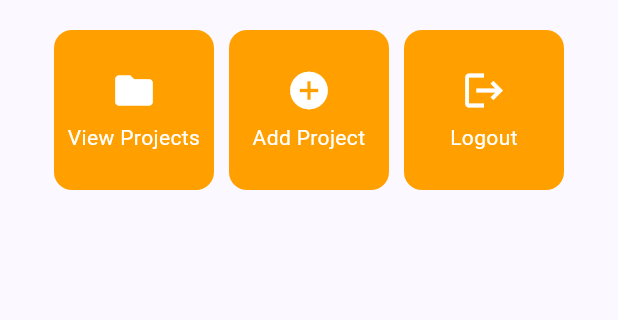
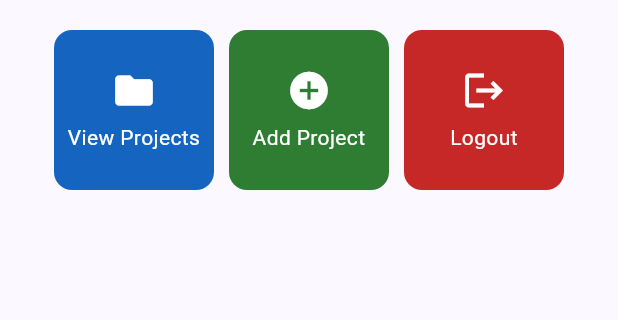
Before and after one commit to Adriannathan89/myportofolio_mobile, a Flutter app: the screen it shows after launch, on a phone screen of 412 x 824 dp, the part 387-707 px from its top. Run offline on Flutter 3.47's test engine with Material 3 defaults, Android fonts, the phone set to English and light mode, and no system bars.

Commit message:
refactor: make widget color more contrast

```diff
--- a/lib/menu.dart
+++ b/lib/menu.dart
@@ -1,28 +1,4 @@
 import 'package:flutter/material.dart';
-
-void main() {
-  runApp(const MyApp());
-}
-
-class MyApp extends StatelessWidget {
-  const MyApp({super.key});
-
-  // This widget is the root of your application.
-  @override
-    Widget build(BuildContext context) {
-      return MaterialApp(
-        title: 'MyPortfolio',
-        theme: ThemeData(
-          colorScheme: ColorScheme.fromSeed(
-            seedColor: Colors.indigo,
-            secondary: Colors.amber[700],
-          ),
-          useMaterial3: true,
-        ),
-        home: MyHomePage(),
-    );
-  }
-}
 
 class MyHomePage extends StatelessWidget {
   MyHomePage({super.key});
@@ -32,9 +8,9 @@ class MyHomePage extends StatelessWidget {
   final String kelas = 'PBP E';
 
   final List<ItemHomepage> items = [
-    ItemHomepage('View Projects', Icons.folder),
-    ItemHomepage('Add Project', Icons.add_circle),
-    ItemHomepage('Logout', Icons.logout),
+    ItemHomepage('View Projects', Icons.folder, const Color(0xFF1565C0)),
+    ItemHomepage('Add Project', Icons.add_circle, const Color(0xFF2E7D32)),
+    ItemHomepage('Logout', Icons.logout, const Color(0xFFC62828)),
   ];
 
   @override
@@ -135,8 +111,9 @@ class InfoCard extends StatelessWidget {
 class ItemHomepage {
   final String name;
   final IconData icon;
+  final Color color;
 
-  ItemHomepage(this.name, this.icon);
+  ItemHomepage(this.name, this.icon, this.color);
 }
 
 class ItemCard extends StatelessWidget {
@@ -147,14 +124,14 @@ class ItemCard extends StatelessWidget {
   @override
   Widget build(BuildContext context) {
     return Material(
-      color: Theme.of(context).colorScheme.secondary,
+      color: item.color,
       borderRadius: BorderRadius.circular(12),
       child: InkWell(
         onTap: () {
           ScaffoldMessenger.of(context)
             ..hideCurrentSnackBar()
             ..showSnackBar(
-              SnackBar(content: Text("You pressed the ${item.name} button!"))
+              SnackBar(content: Text("Kamu telah menekan tombol ${item.name}!"))
             );
         },
         child: Container(
```
